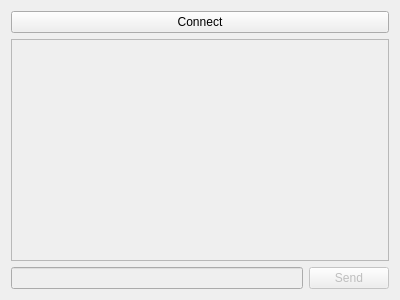
Before: the Qt Designer form Client-Side/chatwindow.ui in asemdreibati/IM-chat, drawn with Qt 5.
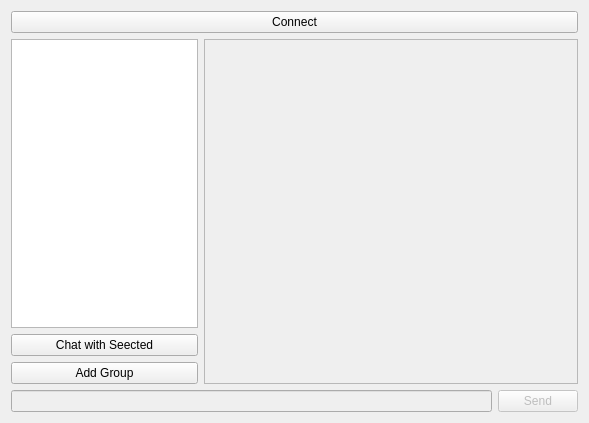
After: the same form once the commit is applied.

Patch:
```diff
--- a/Client-Side/chatwindow.ui
+++ b/Client-Side/chatwindow.ui
@@ -6,22 +6,45 @@
    <rect>
     <x>0</x>
     <y>0</y>
-    <width>400</width>
-    <height>300</height>
+    <width>589</width>
+    <height>423</height>
    </rect>
   </property>
   <property name="windowTitle">
    <string>Qt Simple Chat Client</string>
   </property>
-  <layout class="QGridLayout" name="gridLayout">
-   <item row="0" column="0" colspan="2">
+  <layout class="QVBoxLayout" name="verticalLayout_2">
+   <item>
     <widget class="QPushButton" name="connectButton">
      <property name="text">
       <string>Connect</string>
      </property>
     </widget>
    </item>
-   <item row="1" column="0" colspan="2">
+   <item>
+    <layout class="QHBoxLayout" name="horizontalLayout" stretch="1,2">
+     <item>
+      <layout class="QVBoxLayout" name="verticalLayout">
+       <item>
+        <widget class="QListWidget" name="listWidget"/>
+       </item>
+       <item>
+        <widget class="QPushButton" name="chat_with_selected">
+         <property name="text">
+          <string>Chat with Seected</string>
+         </property>
+        </widget>
+       </item>
+       <item>
+        <widget class="QPushButton" name="add_group">
+         <property name="text">
+          <string>Add Group</string>
+         </property>
+        </widget>
+       </item>
+      </layout>
+     </item>
+     <item>
     <widget class="QListView" name="chatView">
      <property name="enabled">
       <bool>false</bool>
@@ -31,14 +54,18 @@
      </property>
     </widget>
    </item>
-   <item row="2" column="0">
+    </layout>
+   </item>
+   <item>
+    <layout class="QHBoxLayout" name="horizontalLayout_2">
+     <item>
     <widget class="QLineEdit" name="messageEdit">
      <property name="enabled">
       <bool>false</bool>
      </property>
     </widget>
    </item>
-   <item row="2" column="1">
+     <item>
     <widget class="QPushButton" name="sendButton">
      <property name="enabled">
       <bool>false</bool>
@@ -50,6 +77,8 @@
       <bool>true</bool>
      </property>
     </widget>
+     </item>
+    </layout>
    </item>
   </layout>
  </widget>
```
Lines whose indentation alone changed are shown as unchanged.
